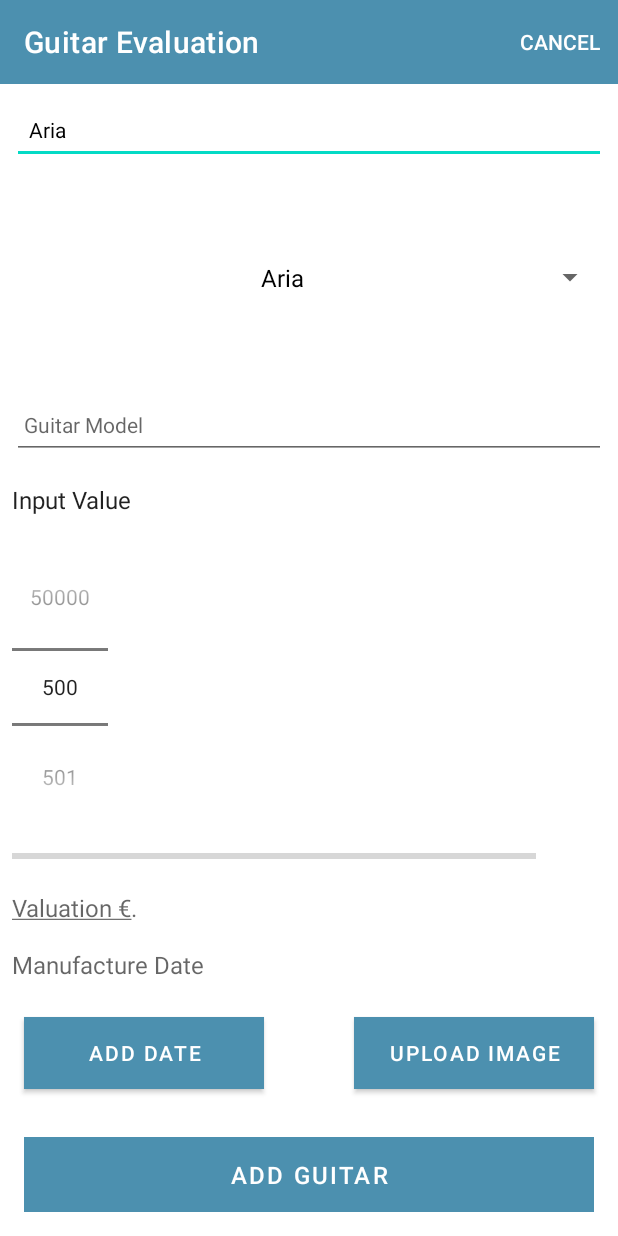
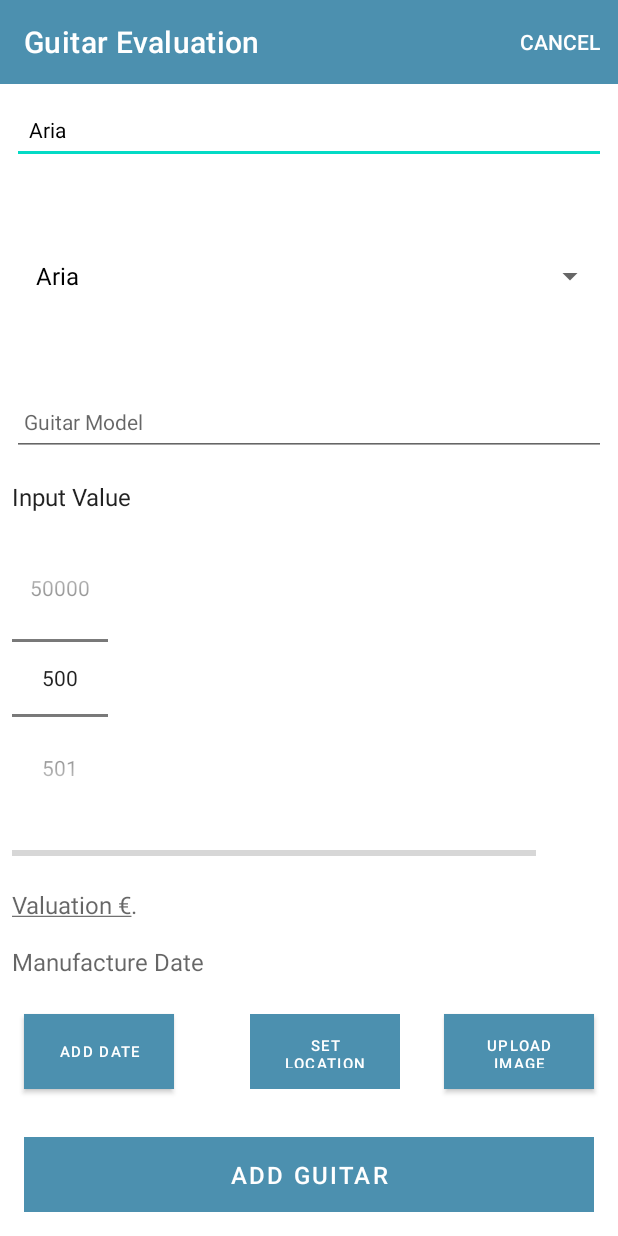
Before and after one commit to OwenCorrigan76/GuitarEvaluationApp, an Android app: the ValueGuitarActivity screen opened directly, with no data from a screen before it, on a phone screen of 412 x 824 dp. Run offline under Robolectric (Android 15) with nearby library versions, the phone set to English and light mode, and no system bars; our stand-ins replace Picasso, Timber; 4 statements that could not run were skipped.

Commit message:
persistence added

```diff
--- a/app/src/main/java/org/wit/ValueGuitar/activities/ValueGuitarActivity.kt
+++ b/app/src/main/java/org/wit/ValueGuitar/activities/ValueGuitarActivity.kt
@@ -22,6 +22,7 @@ import org.wit.valueGuitar.R
 import org.wit.valueGuitar.databinding.ActivityValueGuitarBinding
 import timber.log.Timber.i
 import com.squareup.picasso.Picasso
+import org.wit.ValueGuitar.models.Location
 
 /**
 This is the ValueGuitar activity in the app.
@@ -34,6 +35,8 @@ class ValueGuitarActivity : AppCompatActivity() {
     var gModel = GuitarModel() // get from the model
     lateinit var app: MainApp
     private lateinit var imageIntentLauncher: ActivityResultLauncher<Intent> // initialise
+    private lateinit var mapIntentLauncher : ActivityResultLauncher<Intent>
+  //  var location = Location(52.245696, -7.139102, 15f)
 
     var edit = false
     val today = Calendar.getInstance()
@@ -74,14 +77,15 @@ class ValueGuitarActivity : AppCompatActivity() {
                         id: Long
                     ) {
                         if (make != null) {
-                            val spinnerPosition = arrayAdapter.getPosition(gModel.guitarMake)
+                            val spinnerPosition =
+                                arrayAdapter.getPosition( gModel.guitarMake)
                             spinner.setSelection(spinnerPosition)
                         }
-                        make.text = " ${types.get(position).toString()}"
+                        make.text = " ${types.get(position)}"
                     }
 
                     override fun onNothingSelected(parent: AdapterView<*>?) {
-                        make.text = "please select a festival type"
+                        make.text = "please select a guitar make"
                     }
                 }
         }
@@ -104,6 +108,7 @@ class ValueGuitarActivity : AppCompatActivity() {
             binding.guitarModelAdd.setText(gModel.guitarModel)
             binding.addGuitar.setText(R.string.button_saveGuitar)
             binding.dateView.setText(gModel.manufactureDate)
+
             Picasso.get()
                 .load(gModel.image)
                 .into(binding.guitarImage)
@@ -121,7 +126,7 @@ class ValueGuitarActivity : AppCompatActivity() {
             gModel.value = binding.valuePicker.value.toDouble()
             gModel.manufactureDate = binding.dateView.text.toString()
             if (gModel.guitarMake.isEmpty()) {
-                Snackbar.make(it, "You Must Enter Guitar Make", Snackbar.LENGTH_LONG)
+                Snackbar.make(it, "You Must Enter Guitar Make and valuation", Snackbar.LENGTH_LONG)
                     .show()
             } else {
                 if (edit) {
@@ -153,7 +158,21 @@ class ValueGuitarActivity : AppCompatActivity() {
             showImagePicker(imageIntentLauncher)
         }
 
+        binding.guitarLocation.setOnClickListener { // launch maps and pass location to MapActivity
+            val location = Location(52.245696, -7.139102, 15f)
+            if (gModel.zoom != 0f) {
+                location.lat =  gModel.lat
+                location.lng = gModel.lng
+                location.zoom = gModel.zoom
+            }
+
+            val launcherIntent = Intent(this, MapActivity::class.java)
+                .putExtra("location", location)
+            mapIntentLauncher.launch(launcherIntent)
+
+        }
         registerImagePickerCallback()
+        registerMapCallback()
     }
 
     /** inflates the menu **/
@@ -172,6 +191,7 @@ class ValueGuitarActivity : AppCompatActivity() {
         return super.onOptionsItemSelected(item)
     }
 
+    /**When the image is loaded, change the label*/
     private fun registerImagePickerCallback() {
         imageIntentLauncher =
             registerForActivityResult(ActivityResultContracts.StartActivityForResult())
@@ -192,4 +212,23 @@ class ValueGuitarActivity : AppCompatActivity() {
                 }
             }
     }
+    private fun registerMapCallback() {
+        mapIntentLauncher =
+            registerForActivityResult(ActivityResultContracts.StartActivityForResult())
+            { result ->
+                when (result.resultCode) {
+                    RESULT_OK -> {
+                        if (result.data != null) {
+                            i("Got Location ${result.data.toString()}")
+                            val location = result.data!!.extras?.getParcelable<Location>("location")!!
+                            i("Location == $location")
+                            gModel.lat = location.lat
+                            gModel.lng = location.lng
+                            gModel.zoom = location.zoom
+                        } // end of if
+                    }
+                    RESULT_CANCELED -> { } else -> { }
+                }
+            }
+    }
 }
--- a/app/src/main/java/org/wit/ValueGuitar/helpers/imageHelpers.kt
+++ b/app/src/main/java/org/wit/ValueGuitar/helpers/imageHelpers.kt
@@ -4,7 +4,9 @@ import android.content.Intent
 import androidx.activity.result.ActivityResultLauncher
 import org.wit.valueGuitar.R
 
-// this is a function (not a class) for image picker
+/** this is a function (not a class) for image picker. It will allow us to
+    display images and access network storage framework.
+ */
 fun showImagePicker(intentLauncher : ActivityResultLauncher<Intent>) {
     var chooseFile = Intent(Intent.ACTION_OPEN_DOCUMENT) // to allow the creation of a new document
     chooseFile.type = "image/*"
--- a/app/src/main/java/org/wit/ValueGuitar/models/GuitarMemStore.kt
+++ b/app/src/main/java/org/wit/ValueGuitar/models/GuitarMemStore.kt
@@ -43,6 +43,9 @@ class GuitarMemStore : GuitarStore {
             foundGuitar.guitarModel = guitar.guitarModel
             foundGuitar.valuation = guitar.valuation
             foundGuitar.image = guitar.image
+            foundGuitar.lat = foundGuitar.lat
+            foundGuitar.lng = foundGuitar.lng
+            foundGuitar.zoom = foundGuitar.zoom
             logAll()
         }
     }
@@ -50,4 +53,7 @@ class GuitarMemStore : GuitarStore {
         Timber.v("** Guitars List **")
         guitars.forEach { Timber.v("Guitar ${it}") }
     }
+    override fun delete(guitar: GuitarModel) {
+        guitars.remove(guitar)
+    }
 }
--- a/app/src/main/java/org/wit/ValueGuitar/models/GuitarStore.kt
+++ b/app/src/main/java/org/wit/ValueGuitar/models/GuitarStore.kt
@@ -10,6 +10,6 @@ interface GuitarStore {
     fun findById(id: Long) : GuitarModel?
     fun create(guitar: GuitarModel)
     fun update(guitar: GuitarModel)
-  //  fun delete(guitar: GuitarModel)
+    fun delete(guitar: GuitarModel)
 
 }
--- a/app/src/main/res/layout/activity_value_guitar.xml
+++ b/app/src/main/res/layout/activity_value_guitar.xml
@@ -1,6 +1,5 @@
 <?xml version="1.0" encoding="utf-8"?>
-<androidx.constraintlayout.widget.ConstraintLayout
-    xmlns:android="http://schemas.android.com/apk/res/android"
+<androidx.constraintlayout.widget.ConstraintLayout xmlns:android="http://schemas.android.com/apk/res/android"
     xmlns:app="http://schemas.android.com/apk/res-auto"
     xmlns:tools="http://schemas.android.com/tools"
     android:layout_width="match_parent"
@@ -54,6 +53,7 @@
                     android:padding="8dp"
                     android:textColor="@color/colorPrimaryDark"
                     android:textSize="14sp" />
+
                 <Spinner
                     android:id="@+id/guitarMake"
                     android:layout_width="match_parent"
@@ -63,13 +63,10 @@
                     android:inputType="text"
                     android:maxLength="25"
                     android:maxLines="1"
-                    android:padding="158dp"
+                    android:padding="8dp"
                     android:spinnerMode="dropdown"
-                    android:textColor="@color/black"
                     android:textSize="30sp"
                     tools:ignore="SpeakableTextPresentCheck,TouchTargetSizeCheck" />
-
-
 
                 <EditText
                     android:id="@+id/guitarModelAdd"
@@ -82,13 +79,12 @@
                     android:maxLength="25"
                     android:maxLines="1"
                     android:padding="8dp"
-                    android:textColor="@color/colorPrimaryDark"
                     android:textSize="14sp" />
 
                 <TextView
                     android:id="@+id/valueTitle"
                     android:layout_width="188dp"
-                    android:layout_height="30dp"
+                    android:layout_height="26dp"
                     android:layout_alignParentStart="true"
                     android:layout_alignParentTop="true"
                     android:layout_alignParentEnd="true"
@@ -106,6 +102,20 @@
                     app:layout_constraintTop_toTopOf="parent"
                     app:layout_constraintVertical_bias="0.017" />
 
+
+                <RelativeLayout
+                    android:id="@+id/relativeLayout2"
+                    android:layout_width="match_parent"
+                    android:layout_height="wrap_content"
+                    app:layout_constraintBottom_toBottomOf="parent"
+                    app:layout_constraintTop_toTopOf="parent">
+
+                    <ImageView
+                        android:id="@+id/guitarImage"
+                        android:layout_width="190dp"
+                        android:layout_height="200dp"
+                        android:layout_marginStart="200dp" />
+
                     <NumberPicker
                         android:id="@+id/valuePicker"
                         android:layout_width="wrap_content"
@@ -120,12 +130,12 @@
                         app:layout_constraintHorizontal_bias="0.973"
                         app:layout_constraintStart_toStartOf="parent"
                         app:layout_constraintTop_toTopOf="parent"
-                    app:layout_constraintVertical_bias="0.333" />
+                        app:layout_constraintVertical_bias="0.333"
+                        tools:ignore="UnknownId" />
 
-                <ImageView
-                    android:id="@+id/guitarImage"
-                    android:layout_width="150dp"
-                    android:layout_height="wrap_content" />
+                </RelativeLayout>
+
+
                 <!-- <NumberPicker
                     android:id="@+id/yearPicker"
                     android:layout_width="wrap_content"
@@ -212,8 +222,8 @@
 
                     <Button
                         android:id="@+id/btn_date_picker"
-                        android:layout_width="160dp"
-                        android:layout_height="wrap_content"
+                        android:layout_width="100dp"
+                        android:layout_height="50dp"
                         android:layout_marginStart="16dp"
                         android:layout_marginTop="16dp"
                         android:layout_marginEnd="16dp"
@@ -223,12 +233,12 @@
                         android:paddingBottom="8dp"
                         android:text="@string/button_addDate"
                         android:textColor="@color/colorPrimary"
-                        android:textSize="14sp" />
+                        android:textSize="10sp" />
 
                     <Button
                         android:id="@+id/chooseImage"
-                        android:layout_width="160dp"
-                        android:layout_height="wrap_content"
+                        android:layout_width="100dp"
+                        android:layout_height="50dp"
                         android:layout_alignParentEnd="true"
                         android:layout_marginStart="16dp"
                         android:layout_marginTop="16dp"
@@ -238,8 +248,23 @@
                         android:paddingBottom="8dp"
                         android:text="@string/button_addImage"
                         android:textColor="@color/colorPrimary"
-                        android:textSize="14sp" />
+                        android:textSize="10sp" />
 
+                    <Button
+                        android:id="@+id/guitarLocation"
+                        android:layout_width="100dp"
+                        android:layout_height="50dp"
+                        android:layout_alignParentEnd="true"
+                        android:layout_marginStart="16dp"
+                        android:layout_marginTop="16dp"
+                        android:layout_marginEnd="145dp"
+                        android:background="@color/colorAccent"
+                        android:paddingTop="8dp"
+                        android:paddingBottom="8dp"
+                        android:stateListAnimator="@null"
+                        android:text="@string/button_location"
+                        android:textColor="@color/colorPrimary"
+                        android:textSize="10sp" />
                 </RelativeLayout>
 
 
--- a/app/src/main/res/layout/card_guitar.xml
+++ b/app/src/main/res/layout/card_guitar.xml
@@ -37,7 +37,9 @@
             android:layout_height="wrap_content"
             android:layout_below="@id/guitarMake"
             android:layout_marginTop="0dp"
+            android:textColor="@color/black"
             tools:text="Model" />
+
 
         <TextView
             android:id="@+id/guitarMake"
@@ -46,6 +48,7 @@
             android:layout_below="@id/value"
             android:layout_alignParentTop="true"
             android:layout_marginTop="48dp"
+            android:textColor="@color/black"
             tools:text="Make" />
 
         <TextView
--- a/app/src/main/res/values/strings.xml
+++ b/app/src/main/res/values/strings.xml
@@ -17,6 +17,8 @@
     <string name="select_guitar_image">Select guitar image</string>
     <string name="change_guitar_image">Change Image</string>
     <string name="button_picker">Manufacture Date</string>
+    <string name="button_location">Set Location</string>
+    <string name="title_activity_map">Map</string>
 
 
     <string-array name="guitar_make_list">
@@ -55,5 +57,6 @@
         <item>Washburn</item>
         <item>Yamaha</item>
     </string-array>
+    <string name="title_activity_maps">MapsActivity</string>
 
 </resources>
--- a/build.gradle
+++ b/build.gradle
@@ -7,6 +7,7 @@ buildscript {
     dependencies {
         classpath 'com.android.tools.build:gradle:7.2.2'
         classpath 'org.jetbrains.kotlin:kotlin-gradle-plugin:1.7.10'
+        classpath 'com.google.android.libraries.mapsplatform.secrets-gradle-plugin:secrets-gradle-plugin:2.0.1'
 
         // NOTE: Do not place your application dependencies here; they belong
         // in the individual module build.gradle files
```
Also changed, not shown: app/build.gradle (+6 -1 lines), app/src/main/AndroidManifest.xml (+13 -4 lines), app/src/main/java/org/wit/ValueGuitar/activities/GuitarListActivity.kt (+33 -6 lines), app/src/main/java/org/wit/ValueGuitar/activities/MapActivity.kt (added, +83 -0 lines), app/src/main/java/org/wit/ValueGuitar/helpers/FileHelpers.kt (added, +45 -0 lines), app/src/main/java/org/wit/ValueGuitar/main/MainApp.kt (+5 -3 lines), app/src/main/java/org/wit/ValueGuitar/models/GuitarJSONStore.kt (added, +103 -0 lines), app/src/main/java/org/wit/ValueGuitar/models/GuitarModel.kt (+8 -1 lines), app/src/main/res/layout/activity_map.xml (added, +9 -0 lines). Lines whose indentation alone changed are shown as unchanged.
